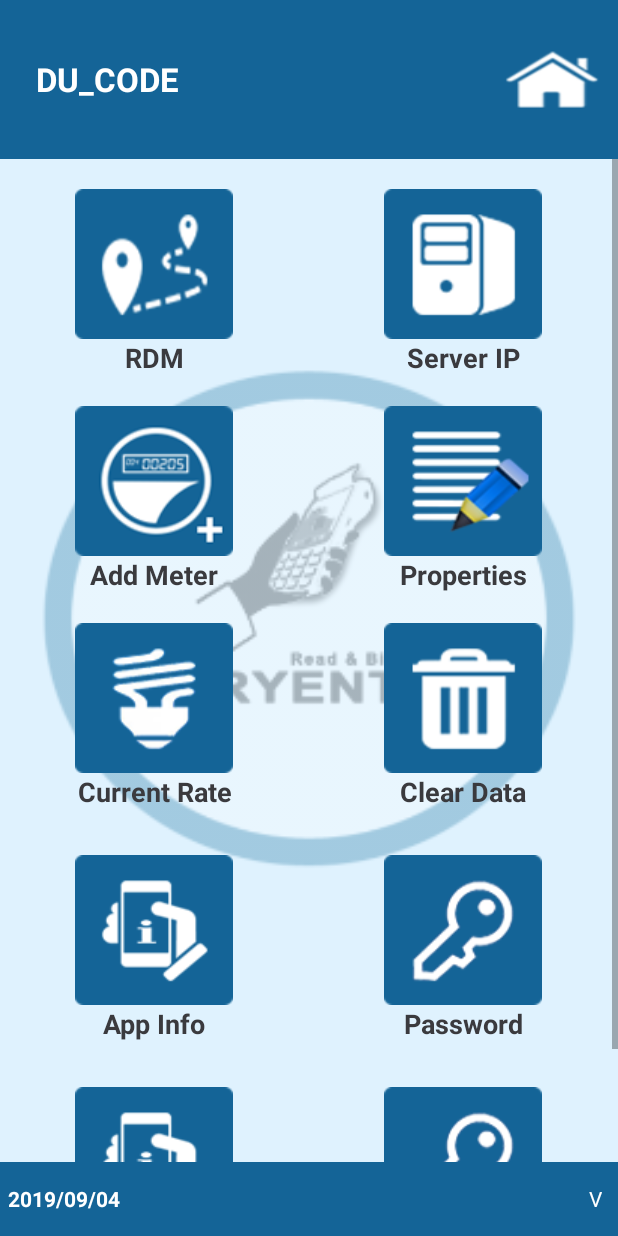
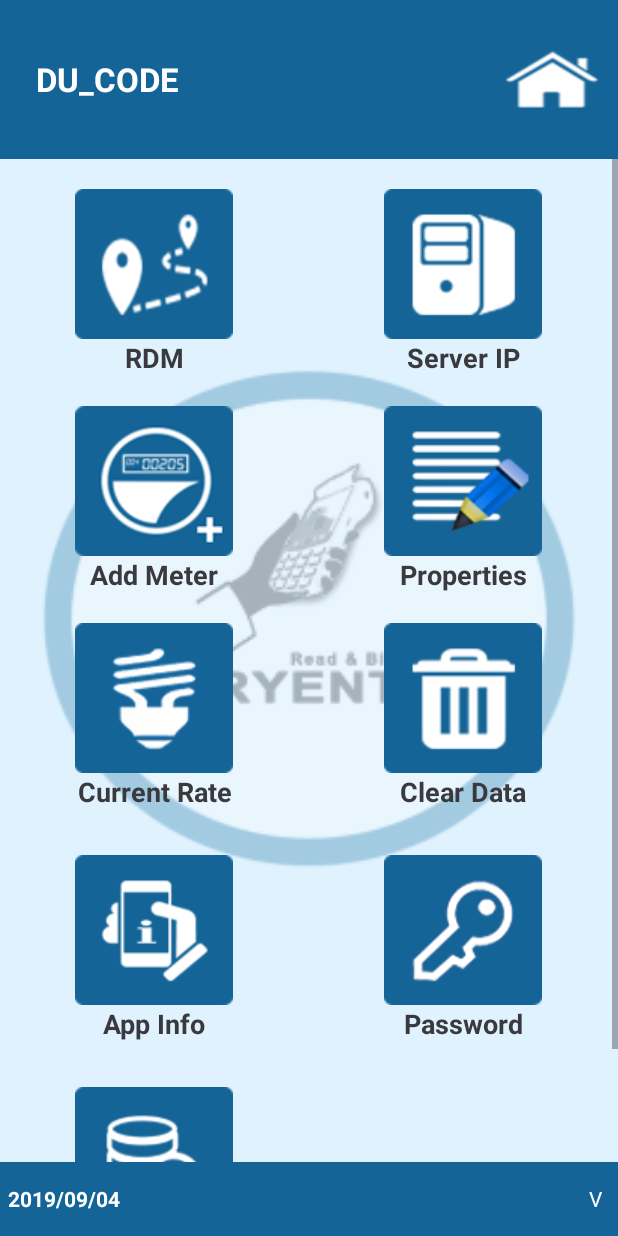
Before and after one commit to LordAllie/KuryenTxtReadBill, an Android app: the Tools screen opened directly, with no data from a screen before it, on a phone screen of 412 x 824 dp. Run offline under Robolectric (Android 15) with nearby library versions, the phone set to English and light mode, and no system bars; our stand-ins replace RxJava; libraries missing offline, so code that uses them is left out: org.bouncycastle.util; network calls fail.

```diff
--- a/app/src/main/java/com/xesi/xenuser/kuryentxtreadbill/Tools.java
+++ b/app/src/main/java/com/xesi/xenuser/kuryentxtreadbill/Tools.java
@@ -191,7 +191,6 @@ public class Tools extends BaseActivity {
         retrofitHandler = new RetrofitHandler(this);
         List<AccountModelV2> accountModelV2List = displayAccts(false, false, false);
 
-        Toast.makeText(this, String.valueOf(accountModelV2List.size()), Toast.LENGTH_SHORT).show();
 
     }
 
--- a/app/src/main/java/com/xesi/xenuser/kuryentxtreadbill/helper/BillGeneration.java
+++ b/app/src/main/java/com/xesi/xenuser/kuryentxtreadbill/helper/BillGeneration.java
@@ -726,6 +726,7 @@ public class BillGeneration extends BaseDAO {
             totalBillAfterDueDate = totalBillAfterDueDate.setScale(2, BigDecimal.ROUND_HALF_UP);
             billHeaderDAO.updateOneFieldByBillNo(totalBillAfterDueDate.toString(), billModel.getBillHeaders().getBillNo(),"totalBillAfterDueDate");
             billHeader.setTotalBillAfterDueDate(totalBillAfterDueDate.toString());
+            billHeader.setApkVersion(sharedPref.getString("version", ""));
             billModel.setBillHeaders(billHeader);
             return gson.toJson(billModel);
 
--- a/app/src/main/java/com/xesi/xenuser/kuryentxtreadbill/helper/MsgDialog.java
+++ b/app/src/main/java/com/xesi/xenuser/kuryentxtreadbill/helper/MsgDialog.java
@@ -402,4 +402,5 @@ public class MsgDialog {
     public interface DialogListener {
         void onReturnValue(String value);
     }
+
 }
--- /dev/null
+++ b/app/src/main/res/drawable/btn_backup.xml
@@ -0,0 +1,5 @@
+<?xml version="1.0" encoding="utf-8"?>
+<selector xmlns:android="http://schemas.android.com/apk/res/android">
+    <item android:drawable="@drawable/btn_backup_default" android:state_pressed="false" />
+    <item android:drawable="@drawable/btn_bacup_press" android:state_pressed="true" />
+</selector>
--- a/app/src/main/res/layout/layout_tools.xml
+++ b/app/src/main/res/layout/layout_tools.xml
@@ -352,7 +352,7 @@
                                 android:layout_height="wrap_content"
                                 android:layout_marginLeft="10dp"
                                 android:layout_marginRight="10dp"
-                                android:background="@drawable/btn_device_id"
+                                android:background="@drawable/btn_backup"
                                 android:clickable="true"
                                 android:onClick="btnBackupToPC" />
 
@@ -387,7 +387,7 @@
                                 android:background="@drawable/btn_change_pass"
                                 android:clickable="true"
                                 android:onClick="btnGenerateTransactions"
-                                android:visibility="visible" />
+                                android:visibility="gone" />
 
                             <TextView
                                 android:layout_width="wrap_content"
@@ -397,7 +397,7 @@
                                 android:textAppearance="?android:textAppearanceMedium"
                                 android:textColor="@color/text_gray"
                                 android:textStyle="bold"
-                                android:visibility="visible" />
+                                android:visibility="gone" />
 
 
                         </LinearLayout>
```
Also changed, not shown: app/build.gradle (+6 -2 lines), app/src/main/java/com/xesi/xenuser/kuryentxtreadbill/Homepage.java (+24 -24 lines), app/src/main/java/com/xesi/xenuser/kuryentxtreadbill/Sync.java (+29 -8 lines), app/src/main/java/com/xesi/xenuser/kuryentxtreadbill/model/bill/BillHeader.java (+13 -1 lines), app/src/main/res/drawable/btn_backup_default.png (added), app/src/main/res/drawable/btn_bacup_press.png (added), 1 other file.
